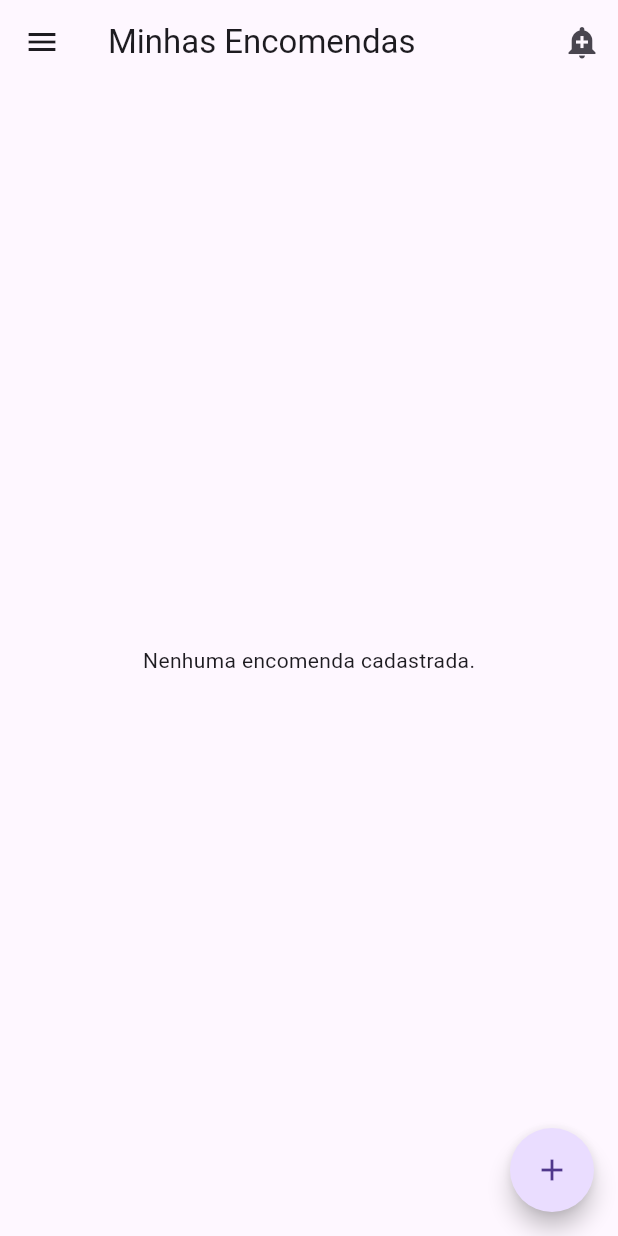
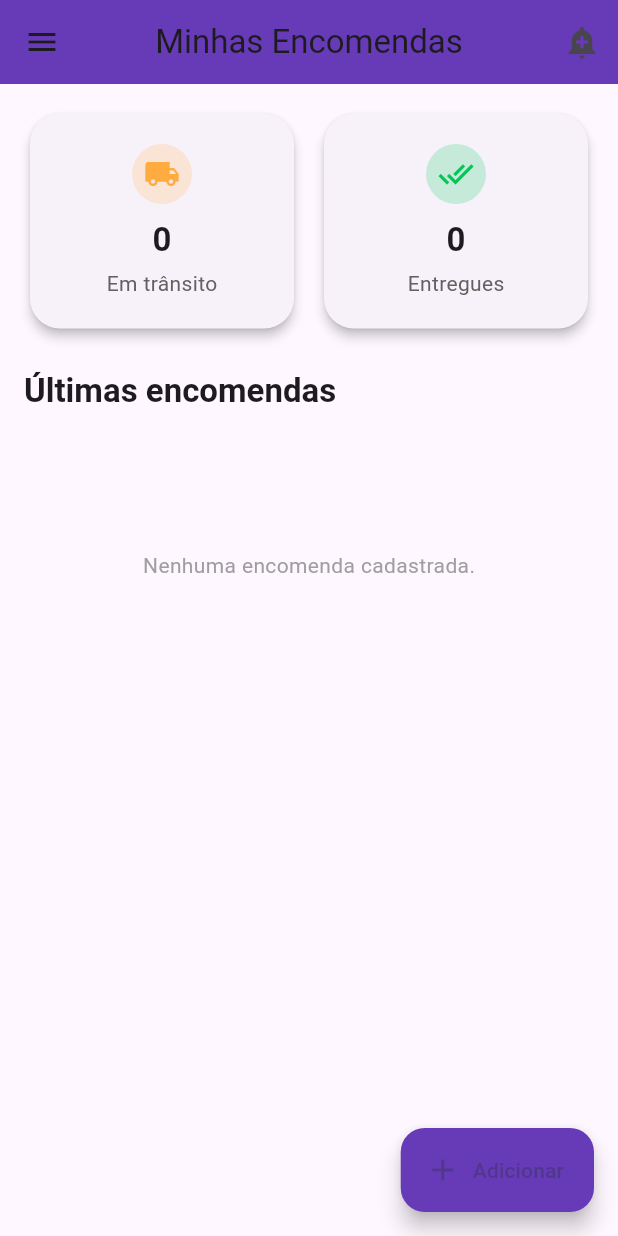
Before and after one commit to bryan2772/apprastreadorencomenda, a Flutter app: the screen it shows after launch, on a phone screen of 412 x 824 dp. Run offline on Flutter 3.47's test engine with Material 3 defaults, Android fonts, the phone set to English and light mode, and no system bars; our stand-ins replace flutter_dotenv, sqflite, sqflite_common_ffi; accounts and stored records are empty.

Commit message:
Novo designer

```diff
--- a/lib/screens/home_screen.dart
+++ b/lib/screens/home_screen.dart
@@ -9,6 +9,46 @@ class HomeScreen extends StatefulWidget {
 
   @override
   HomeScreenState createState() => HomeScreenState();
+}
+
+class _ResumoCard extends StatelessWidget {
+  final IconData icon;
+  final String label;
+  final String value;
+  final Color color;
+
+  const _ResumoCard({
+    required this.icon,
+    required this.label,
+    required this.value,
+    required this.color,
+  });
+
+  @override
+  Widget build(BuildContext context) {
+    return Card(
+      shape: RoundedRectangleBorder(borderRadius: BorderRadius.circular(20)),
+      elevation: 3,
+      child: Padding(
+        padding: const EdgeInsets.symmetric(vertical: 20, horizontal: 12),
+        child: Column(
+          children: [
+            CircleAvatar(
+              backgroundColor: color.withOpacity(0.2),
+              child: Icon(icon, color: color),
+            ),
+            const SizedBox(height: 8),
+            Text(
+              value,
+              style: const TextStyle(fontSize: 22, fontWeight: FontWeight.bold),
+            ),
+            const SizedBox(height: 4),
+            Text(label, style: TextStyle(color: Colors.grey.shade700)),
+          ],
+        ),
+      ),
+    );
+  }
 }
 
 class HomeScreenState extends State<HomeScreen> {
@@ -38,6 +78,16 @@ class HomeScreenState extends State<HomeScreen> {
     }
   }
 
+  void _abrirDetalhes(Encomenda encomenda) async {
+    await Navigator.push(
+      context,
+      MaterialPageRoute(
+        builder: (context) => DetalhesEncomendaScreen(encomenda: encomenda),
+      ),
+    );
+    _carregarEncomendas();
+  }
+
   void _deletarEncomenda(int id) async {
     await DatabaseHelper.instance.deletarEncomenda(id);
     _carregarEncomendas();
@@ -45,6 +95,15 @@ class HomeScreenState extends State<HomeScreen> {
 
   @override
   Widget build(BuildContext context) {
+    final theme = Theme.of(context);
+
+    final totalEmTransito = _encomendas
+        .where((e) => e.status?.toLowerCase().contains('trânsito') ?? false)
+        .length;
+    final totalEntregues = _encomendas
+        .where((e) => e.status?.toLowerCase().contains('entregue') ?? false)
+        .length;
+
     return Scaffold(
       appBar: AppBar(
         leading: Builder(
@@ -65,19 +124,22 @@ class HomeScreenState extends State<HomeScreen> {
             onPressed: () {
               ScaffoldMessenger.of(
                 context,
-              ).showSnackBar(const SnackBar(content: Text('notificaçoes ativas')));
+              ).showSnackBar(
+                  const SnackBar(content: Text('notificaçoes ativas')));
             },
           ),
         ],
+        backgroundColor: Colors.deepPurple,
+        elevation: 0,
+        centerTitle: true,
       ),
-
       drawer: Drawer(
         child: ListView(
           // Important: Remove any padding from the ListView.
           padding: EdgeInsets.zero,
           children: [
             const DrawerHeader(
-              decoration: BoxDecoration(color: Color.fromARGB(255, 176, 163, 207)),
+              decoration: BoxDecoration(color: Colors.deepPurple),
               child: Text('Menu'),
             ),
             ListTile(
@@ -110,39 +172,107 @@ class HomeScreenState extends State<HomeScreen> {
           ],
         ),
       ),
+      body: RefreshIndicator(
+        onRefresh: _carregarEncomendas,
+        child: SingleChildScrollView(
+          physics: const AlwaysScrollableScrollPhysics(),
+          padding: const EdgeInsets.all(16),
+          child: Column(
+            crossAxisAlignment: CrossAxisAlignment.start,
+            children: [
+              // Cards de resumo
+              Row(
+                children: [
+                  Expanded(
+                    child: _ResumoCard(
+                      icon: Icons.local_shipping,
+                      label: 'Em trânsito',
+                      value: totalEmTransito.toString(),
+                      color: Colors.orangeAccent,
+                    ),
+                  ),
+                  const SizedBox(width: 12),
+                  Expanded(
+                    child: _ResumoCard(
+                      icon: Icons.done_all,
+                      label: 'Entregues',
+                      value: totalEntregues.toString(),
+                      color: Colors.greenAccent.shade700,
+                    ),
+                  ),
+                ],
+              ),
+              const SizedBox(height: 24),
 
-      body: _encomendas.isEmpty
-          ? Center(child: Text('Nenhuma encomenda cadastrada.'))
-          : ListView.builder(
-              itemCount: _encomendas.length,
-              itemBuilder: (context, index) {
-                final encomenda = _encomendas[index];
-                return ListTile(
-                  title: Text(encomenda.nome),
-                  subtitle: Text('Código: ${encomenda.codigoRastreio}'),
-                  trailing: IconButton(
-                    icon: Icon(Icons.delete, color: Colors.red),
-                    onPressed: () => _deletarEncomenda(encomenda.id!),
+              Text(
+                'Últimas encomendas',
+                style: theme.textTheme.titleLarge
+                    ?.copyWith(fontWeight: FontWeight.bold),
+              ),
+              const SizedBox(height: 12),
+
+              if (_encomendas.isEmpty)
+                const Center(
+                  child: Padding(
+                    padding: EdgeInsets.only(top: 80),
+                    child: Text(
+                      'Nenhuma encomenda cadastrada.',
+                      style: TextStyle(color: Colors.grey),
+                    ),
                   ),
-                  onTap: () {
-                    Navigator.push(
-                      context,
-                      MaterialPageRoute(builder: (context) => DetalhesEncomendaScreen(encomenda: encomenda)),
-                    ).then((_) {
-                      _carregarEncomendas(); // Recarrega a lista ao voltar da tela de detalhes
-                    });
-                  },
-                );
-
-              },
-            ),
-      floatingActionButton: FloatingActionButton(
+                )
+              else
+                Column(
+                  children: _encomendas.map((encomenda) {
+                    return Dismissible(
+                      key: Key(encomenda.id.toString()),
+                      direction: DismissDirection.endToStart,
+                      background: Container(
+                        alignment: Alignment.centerRight,
+                        padding: const EdgeInsets.symmetric(horizontal: 20),
+                        color: Colors.redAccent,
+                        child: const Icon(Icons.delete, color: Colors.white),
+                      ),
+                      onDismissed: (_) => _deletarEncomenda(encomenda.id!),
+                      child: Card(
+                        shape: RoundedRectangleBorder(
+                            borderRadius: BorderRadius.circular(16)),
+                        elevation: 2,
+                        margin: const EdgeInsets.only(bottom: 12),
+                        child: ListTile(
+                          contentPadding: const EdgeInsets.symmetric(
+                              horizontal: 16, vertical: 8),
+                          leading: CircleAvatar(
+                            backgroundColor: Colors.deepPurple.shade100,
+                            child: const Icon(Icons.local_mall,
+                                color: Colors.deepPurple),
+                          ),
+                          title: Text(
+                            encomenda.nome,
+                            style: const TextStyle(fontWeight: FontWeight.w600),
+                          ),
+                          subtitle: Text(
+                            'Código: ${encomenda.codigoRastreio}\nStatus: ${encomenda.status ?? 'Desconhecido'}',
+                            style: TextStyle(
+                                color: Colors.grey.shade700, height: 1.4),
+                          ),
+                          trailing: const Icon(Icons.chevron_right),
+                          onTap: () => _abrirDetalhes(encomenda),
+                        ),
+                      ),
+                    );
+                  }).toList(),
+                ),
+            ],
+          ),
+        ),
+      ),
+      floatingActionButton: FloatingActionButton.extended(
         onPressed: _adicionarEncomenda,
-        //backgroundColor: Colors.red,
-        shape: CircleBorder(),
-        child: Icon(Icons.add),
+        backgroundColor: Colors.deepPurple,
+        label: const Text('Adicionar'),
+        icon: const Icon(Icons.add),
       ),
-
     );
   }
 }
```
